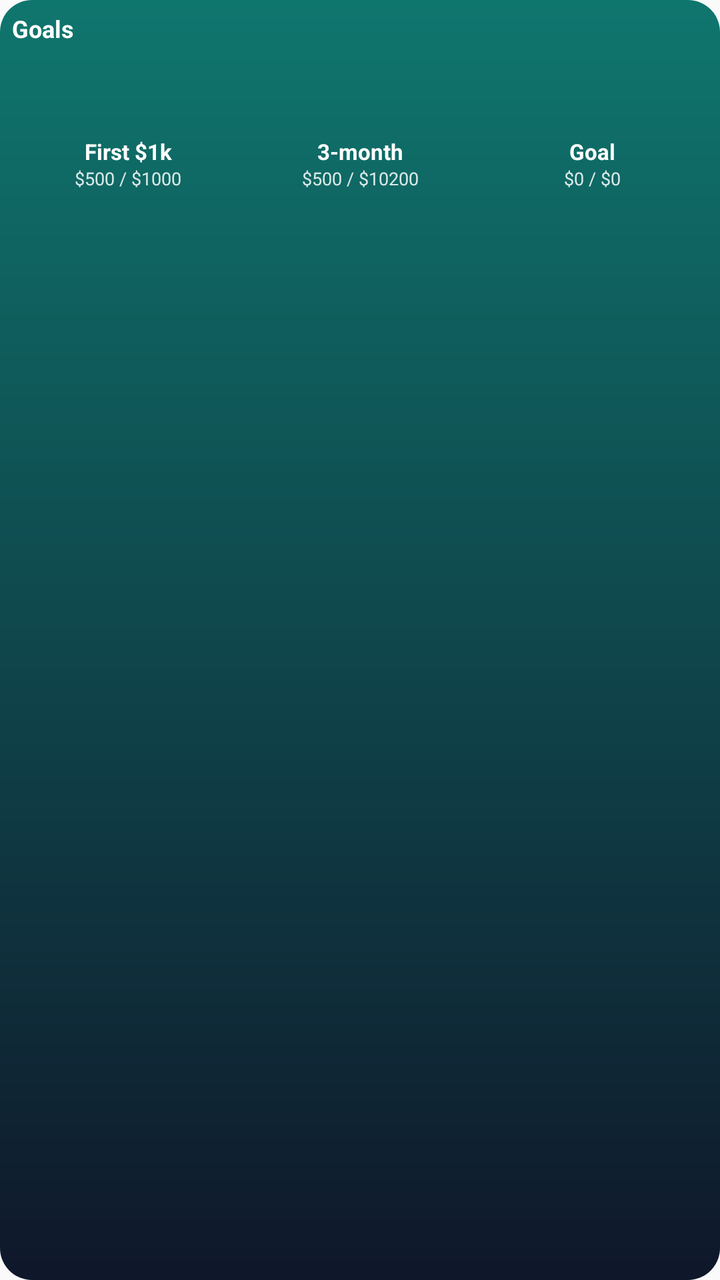
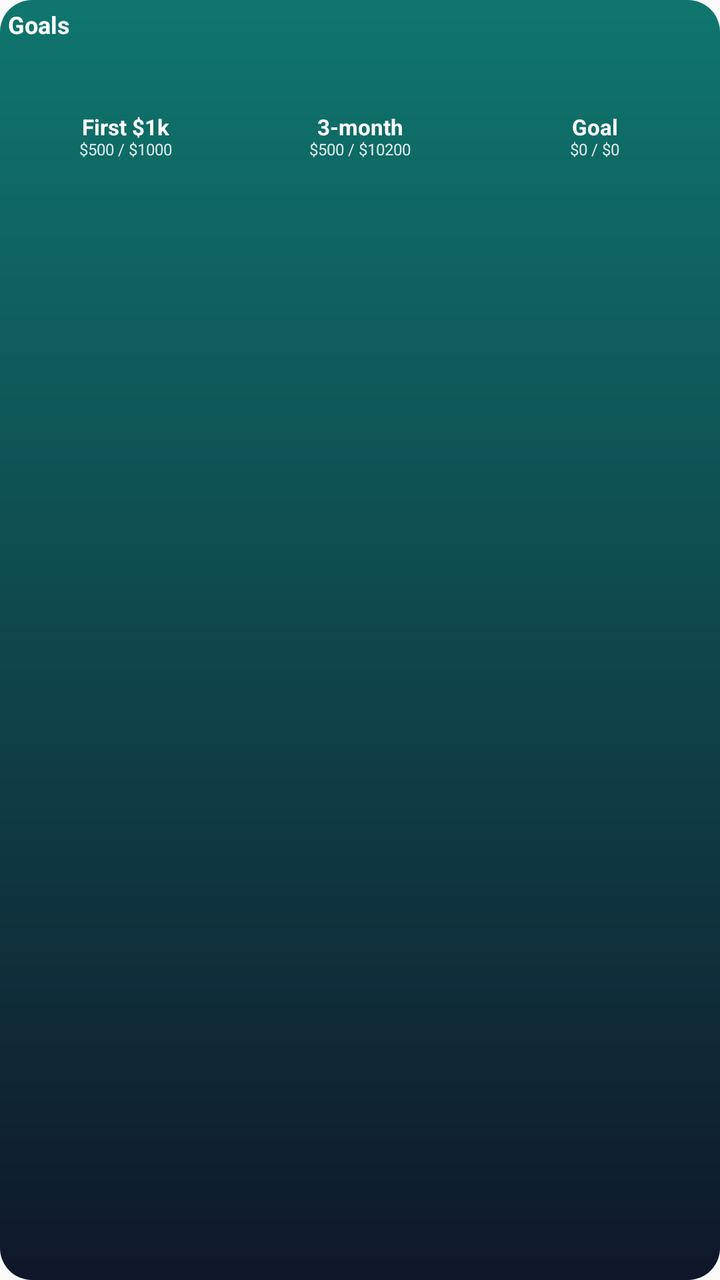

An Android layout rendered at two revisions. The XML below is the earlier revision; the diff shows what the commit changed to produce the second picture.
<!-- AndroidManifest.xml: application theme AppTheme -->
<!-- res/layout/widget_goals.xml -->
<?xml version="1.0" encoding="utf-8"?>
<LinearLayout xmlns:android="http://schemas.android.com/apk/res/android"
  android:id="@+id/widget_root"
  android:layout_width="match_parent"
  android:layout_height="match_parent"
  android:orientation="vertical"
  android:padding="6dp"
  android:background="@drawable/widget_bg">

  <TextView
    android:id="@+id/widget_title"
    android:layout_width="match_parent"
    android:layout_height="wrap_content"
    android:text="Goals"
    android:textStyle="bold"
    android:textSize="12sp"
    android:textColor="@android:color/white" />

  <LinearLayout
    android:id="@+id/widget_rings_row"
    android:layout_width="match_parent"
    android:layout_height="wrap_content"
    android:layout_marginTop="8dp"
    android:orientation="horizontal">

    <LinearLayout
      android:id="@+id/widget_goal1"
      android:layout_width="0dp"
      android:layout_height="wrap_content"
      android:layout_weight="1"
      android:orientation="vertical"
      android:gravity="center_horizontal">

      <ImageView
        android:id="@+id/widget_goal1_ring"
        android:layout_width="36dp"
        android:layout_height="36dp"
        android:contentDescription="Goal ring 1" />

      <TextView
        android:id="@+id/widget_goal1_label"
        android:layout_width="match_parent"
        android:layout_height="wrap_content"
        android:layout_marginTop="2dp"
        android:gravity="center"
        android:text="First $1k"
        android:textSize="11sp"
        android:textStyle="bold"
        android:textColor="@android:color/white"
        android:maxLines="2" />

      <TextView
        android:id="@+id/widget_goal1_meta"
        android:layout_width="match_parent"
        android:layout_height="wrap_content"
        android:gravity="center"
        android:text="$500 / $1000"
        android:textSize="9sp"
        android:textColor="@android:color/white"
        android:alpha="0.85"
        android:maxLines="1" />
    </LinearLayout>

    <LinearLayout
      android:id="@+id/widget_goal2"
      android:layout_width="0dp"
      android:layout_height="wrap_content"
      android:layout_weight="1"
      android:orientation="vertical"
      android:gravity="center_horizontal"
      android:paddingStart="6dp"
      android:paddingEnd="6dp">

      <ImageView
        android:id="@+id/widget_goal2_ring"
        android:layout_width="36dp"
        android:layout_height="36dp"
        android:contentDescription="Goal ring 2" />

      <TextView
        android:id="@+id/widget_goal2_label"
        android:layout_width="match_parent"
        android:layout_height="wrap_content"
        android:layout_marginTop="2dp"
        android:gravity="center"
        android:text="3-month"
        android:textSize="11sp"
        android:textStyle="bold"
        android:textColor="@android:color/white"
        android:maxLines="2" />

      <TextView
        android:id="@+id/widget_goal2_meta"
        android:layout_width="match_parent"
        android:layout_height="wrap_content"
        android:gravity="center"
        android:text="$500 / $10200"
        android:textSize="9sp"
        android:textColor="@android:color/white"
        android:alpha="0.85"
        android:maxLines="1" />
    </LinearLayout>

    <LinearLayout
      android:id="@+id/widget_goal3"
      android:layout_width="0dp"
      android:layout_height="wrap_content"
      android:layout_weight="1"
      android:orientation="vertical"
      android:gravity="center_horizontal">

      <ImageView
        android:id="@+id/widget_goal3_ring"
        android:layout_width="36dp"
        android:layout_height="36dp"
        android:contentDescription="Goal ring 3" />

      <TextView
        android:id="@+id/widget_goal3_label"
        android:layout_width="match_parent"
        android:layout_height="wrap_content"
        android:layout_marginTop="2dp"
        android:gravity="center"
        android:text="Goal"
        android:textSize="11sp"
        android:textStyle="bold"
        android:textColor="@android:color/white"
        android:maxLines="2" />

      <TextView
        android:id="@+id/widget_goal3_meta"
        android:layout_width="match_parent"
        android:layout_height="wrap_content"
        android:gravity="center"
        android:text="$0 / $0"
        android:textSize="9sp"
        android:textColor="@android:color/white"
        android:alpha="0.85"
        android:maxLines="1" />
    </LinearLayout>
  </LinearLayout>

</LinearLayout>
<!-- resources referenced by this layout -->
<resources>
  <!-- drawable widget_bg (drawable) -->
  <?xml version="1.0" encoding="utf-8"?>
  <shape xmlns:android="http://schemas.android.com/apk/res/android" android:shape="rectangle">
    <corners android:radius="16dp" />
    <gradient
      android:angle="90"
      android:startColor="#0F172A"
      android:endColor="#0F766E" />
    <padding
      android:left="12dp"
      android:top="12dp"
      android:right="12dp"
      android:bottom="12dp" />
  </shape>
  <style name="AppTheme" parent="Theme.AppCompat.Light.DarkActionBar">
          
          <item name="colorPrimary">@color/colorPrimary</item>
          <item name="colorPrimaryDark">@color/colorPrimaryDark</item>
          <item name="colorAccent">@color/colorAccent</item>
      </style>
</resources>

<!-- the commit's change to res/layout/widget_goals.xml (unified diff, before → after) -->
@@ -4,7 +4,7 @@
   android:layout_width="match_parent"
   android:layout_height="match_parent"
   android:orientation="vertical"
-  android:padding="6dp"
+  android:padding="4dp"
   android:background="@drawable/widget_bg">
 
   <TextView
@@ -20,7 +20,7 @@
     android:id="@+id/widget_rings_row"
     android:layout_width="match_parent"
     android:layout_height="wrap_content"
-    android:layout_marginTop="8dp"
+    android:layout_marginTop="4dp"
     android:orientation="horizontal">
 
     <LinearLayout
@@ -33,15 +33,16 @@
 
       <ImageView
         android:id="@+id/widget_goal1_ring"
-        android:layout_width="36dp"
-        android:layout_height="36dp"
+        android:layout_width="32dp"
+        android:layout_height="32dp"
         android:contentDescription="Goal ring 1" />
 
       <TextView
         android:id="@+id/widget_goal1_label"
         android:layout_width="match_parent"
         android:layout_height="wrap_content"
-        android:layout_marginTop="2dp"
+        android:layout_marginTop="1dp"
+        android:includeFontPadding="false"
         android:gravity="center"
         android:text="First $1k"
         android:textSize="11sp"
@@ -53,12 +54,14 @@
         android:id="@+id/widget_goal1_meta"
         android:layout_width="match_parent"
         android:layout_height="wrap_content"
+        android:includeFontPadding="false"
         android:gravity="center"
         android:text="$500 / $1000"
-        android:textSize="9sp"
+        android:textSize="8sp"
         android:textColor="@android:color/white"
         android:alpha="0.85"
-        android:maxLines="1" />
+        android:singleLine="true"
+        android:ellipsize="end" />
     </LinearLayout>
 
     <LinearLayout
@@ -73,15 +76,16 @@
 
       <ImageView
         android:id="@+id/widget_goal2_ring"
-        android:layout_width="36dp"
-        android:layout_height="36dp"
+        android:layout_width="32dp"
+        android:layout_height="32dp"
         android:contentDescription="Goal ring 2" />
 
       <TextView
         android:id="@+id/widget_goal2_label"
         android:layout_width="match_parent"
         android:layout_height="wrap_content"
-        android:layout_marginTop="2dp"
+        android:layout_marginTop="1dp"
+        android:includeFontPadding="false"
         android:gravity="center"
         android:text="3-month"
         android:textSize="11sp"
@@ -93,12 +97,14 @@
         android:id="@+id/widget_goal2_meta"
         android:layout_width="match_parent"
         android:layout_height="wrap_content"
+        android:includeFontPadding="false"
         android:gravity="center"
         android:text="$500 / $10200"
-        android:textSize="9sp"
+        android:textSize="8sp"
         android:textColor="@android:color/white"
         android:alpha="0.85"
-        android:maxLines="1" />
+        android:singleLine="true"
+        android:ellipsize="end" />
     </LinearLayout>
 
     <LinearLayout
@@ -111,15 +117,16 @@
 
       <ImageView
         android:id="@+id/widget_goal3_ring"
-        android:layout_width="36dp"
-        android:layout_height="36dp"
+        android:layout_width="32dp"
+        android:layout_height="32dp"
         android:contentDescription="Goal ring 3" />
 
       <TextView
         android:id="@+id/widget_goal3_label"
         android:layout_width="match_parent"
         android:layout_height="wrap_content"
-        android:layout_marginTop="2dp"
+        android:layout_marginTop="1dp"
+        android:includeFontPadding="false"
         android:gravity="center"
         android:text="Goal"
         android:textSize="11sp"
@@ -131,12 +138,14 @@
         android:id="@+id/widget_goal3_meta"
         android:layout_width="match_parent"
         android:layout_height="wrap_content"
+        android:includeFontPadding="false"
         android:gravity="center"
         android:text="$0 / $0"
-        android:textSize="9sp"
+        android:textSize="8sp"
         android:textColor="@android:color/white"
         android:alpha="0.85"
-        android:maxLines="1" />
+        android:singleLine="true"
+        android:ellipsize="end" />
     </LinearLayout>
   </LinearLayout>
 
